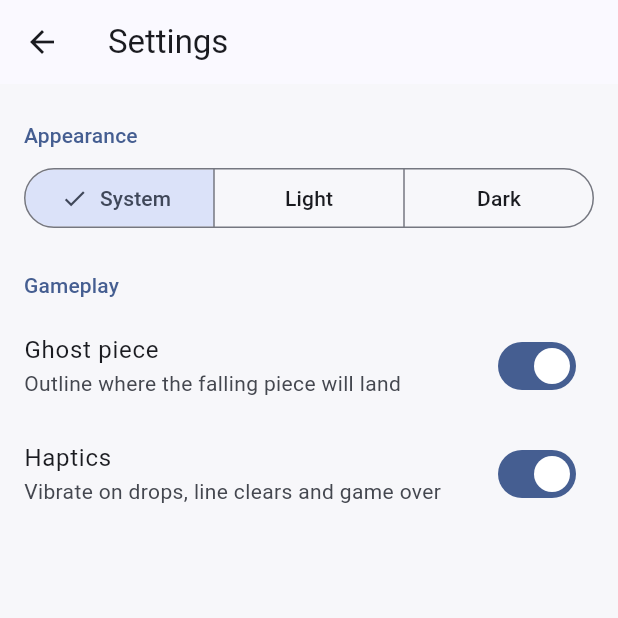
After one commit to shelton15/tetris, a Flutter app: the screen it shows after launch, after a tap on the "settings" icon, on a phone screen of 412 x 824 dp, the top half of it. The commit adds this screen. Run offline on Flutter 3.47's test engine with Material 3 defaults, Android fonts, the phone set to English and light mode, and no system bars; our stand-ins replace cupertino_ui, material_ui, shared_preferences.

Commit message:
added a settings page

```diff
--- a/lib/game/view/game_screen.dart
+++ b/lib/game/view/game_screen.dart
@@ -4,6 +4,8 @@ import 'package:cupertino_ui/cupertino_ui.dart';
 import 'package:flutter/services.dart';
 import 'package:material_ui/material_ui.dart';
 
+import '../../settings/settings_screen.dart';
+import '../../settings/settings_view_model.dart';
 import '../model/game.dart';
 import '../view_model/game_view_model.dart';
 import 'board_painter.dart';
@@ -12,7 +14,9 @@ import 'touch_controls.dart';
 /// The play screen: score bar, board, touch and keyboard input, the pause
 /// sheet, and the game-over state. All game logic lives in [GameViewModel].
 class GameScreen extends StatefulWidget {
-  const GameScreen({super.key, this.viewModel});
+  const GameScreen({super.key, required this.settings, this.viewModel});
+
+  final SettingsViewModel settings;
 
   /// Injected in tests; otherwise the screen creates and owns its own.
   final GameViewModel? viewModel;
@@ -22,7 +26,8 @@ class GameScreen extends StatefulWidget {
 }
 
 class _GameScreenState extends State<GameScreen> with SingleTickerProviderStateMixin {
-  late final GameViewModel _vm = widget.viewModel ?? GameViewModel();
+  late final GameViewModel _vm =
+      widget.viewModel ?? GameViewModel(hapticsEnabled: () => widget.settings.haptics);
   late final AnimationController _flash =
       AnimationController(vsync: this, duration: const Duration(milliseconds: 280), value: 1);
   late final AppLifecycleListener _lifecycle;
@@ -91,6 +96,24 @@ class _GameScreenState extends State<GameScreen> with SingleTickerProviderStateM
     if (!mounted) return;
     restart == true ? _vm.restart() : _vm.resume();
     _focus.requestFocus();
+  }
+
+  /// Pauses quietly while settings is open, then offers the pause sheet on
+  /// return so play resumes only when the player is ready.
+  Future<void> _openSettings() async {
+    final wasPlaying = _vm.state.status == GameStatus.playing;
+    _sheetOpen = true;
+    _vm.pause();
+    await Navigator.of(context).push(
+      MaterialPageRoute<void>(builder: (_) => SettingsScreen(settings: widget.settings)),
+    );
+    _sheetOpen = false;
+    if (!mounted) return;
+    if (wasPlaying && _vm.state.status == GameStatus.paused) {
+      _showPauseSheet();
+    } else {
+      _focus.requestFocus();
+    }
   }
 
   Future<bool?> _showCupertinoPauseSheet() {
@@ -163,14 +186,19 @@ class _GameScreenState extends State<GameScreen> with SingleTickerProviderStateM
           autofocus: true,
           onKeyEvent: _onKey,
           child: ListenableBuilder(
-            listenable: _vm,
+            listenable: Listenable.merge([_vm, widget.settings]),
             builder: (context, _) {
               final state = _vm.state;
               return Column(
                 children: [
                   Padding(
                     padding: const EdgeInsets.fromLTRB(20, 8, 8, 12),
-                    child: _ScoreBar(state: state, isApple: _isApple, onPause: _vm.pause),
+                    child: _ScoreBar(
+                      state: state,
+                      isApple: _isApple,
+                      onPause: _vm.pause,
+                      onSettings: _openSettings,
+                    ),
                   ),
                   Expanded(
                     child: LayoutBuilder(builder: (context, box) {
@@ -196,6 +224,7 @@ class _GameScreenState extends State<GameScreen> with SingleTickerProviderStateM
                                       colors: colors,
                                       flash: _flash,
                                       flashRows: _flashRows,
+                                      showGhost: widget.settings.showGhost,
                                     ),
                                   ),
                                 ),
@@ -239,11 +268,17 @@ const _tabular = [FontFeature.tabularFigures()];
 String _progressLine(GameState s) => 'Level ${s.level} · ${s.lines} ${s.lines == 1 ? 'line' : 'lines'}';
 
 class _ScoreBar extends StatelessWidget {
-  const _ScoreBar({required this.state, required this.isApple, required this.onPause});
+  const _ScoreBar({
+    required this.state,
+    required this.isApple,
+    required this.onPause,
+    required this.onSettings,
+  });
 
   final GameState state;
   final bool isApple;
   final VoidCallback onPause;
+  final VoidCallback onSettings;
 
   @override
   Widget build(BuildContext context) {
@@ -280,7 +315,13 @@ class _ScoreBar extends StatelessWidget {
           label: 'Next piece',
           child: SizedBox(width: 56, height: 28, child: CustomPaint(painter: NextPiecePainter(state.next))),
         ),
-        const SizedBox(width: 8),
+        const SizedBox(width: 4),
+        IconButton(
+          tooltip: 'Settings',
+          iconSize: 26,
+          onPressed: onSettings,
+          icon: Icon(isApple ? CupertinoIcons.gear_alt_fill : Icons.settings_rounded),
+        ),
         IconButton(
           tooltip: 'Pause',
           iconSize: 28,
--- a/lib/game/view_model/game_view_model.dart
+++ b/lib/game/view_model/game_view_model.dart
@@ -10,9 +10,10 @@ import '../model/game.dart';
 /// drives gravity and the lock delay on timers, keeps the best score, and
 /// notifies the view of every new state.
 class GameViewModel extends ChangeNotifier {
-  GameViewModel({Game? game, HighScoreStore? highScores})
+  GameViewModel({Game? game, HighScoreStore? highScores, bool Function()? hapticsEnabled})
       : _game = game ?? Game(),
-        _highScores = highScores ?? HighScoreStore() {
+        _highScores = highScores ?? HighScoreStore(),
+        _hapticsEnabled = hapticsEnabled ?? (() => true) {
     _state = _game.start();
     _scheduleGravity();
     _highScoreLoaded = _loadHighScore();
@@ -27,6 +28,7 @@ class GameViewModel extends ChangeNotifier {
 
   final Game _game;
   final HighScoreStore _highScores;
+  final bool Function() _hapticsEnabled;
   late GameState _state;
   Timer? _gravity;
   Timer? _lockTimer;
@@ -56,7 +58,7 @@ class GameViewModel extends ChangeNotifier {
   void softDrop() => _apply(_game.softDrop, restartGravity: true);
 
   void hardDrop() {
-    if (_apply(_game.hardDrop, restartGravity: true)) HapticFeedback.lightImpact();
+    if (_apply(_game.hardDrop, restartGravity: true) && _hapticsEnabled()) HapticFeedback.lightImpact();
   }
 
   void pause() {
@@ -106,6 +108,7 @@ class GameViewModel extends ChangeNotifier {
   /// Feedback only where it carries meaning: a drop landing, rows clearing
   /// (stronger for four), and the game ending.
   void _playHaptic(GameState previous, GameState next) {
+    if (!_hapticsEnabled()) return;
     if (next.status == GameStatus.over && previous.status != GameStatus.over) {
       HapticFeedback.heavyImpact();
     } else if (next.clearedRows.length >= 4) {
--- a/lib/main.dart
+++ b/lib/main.dart
@@ -1,11 +1,17 @@
 import 'package:material_ui/material_ui.dart';
 
 import 'game/view/game_screen.dart';
+import 'settings/settings_view_model.dart';
 
-void main() => runApp(const CairnApp());
+Future<void> main() async {
+  WidgetsFlutterBinding.ensureInitialized();
+  runApp(CairnApp(settings: await SettingsViewModel.load()));
+}
 
 class CairnApp extends StatelessWidget {
-  const CairnApp({super.key});
+  const CairnApp({super.key, required this.settings});
+
+  final SettingsViewModel settings;
 
   static ThemeData _theme(Brightness brightness) {
     final dark = brightness == Brightness.dark;
@@ -17,12 +23,16 @@ class CairnApp extends StatelessWidget {
 
   @override
   Widget build(BuildContext context) {
-    return MaterialApp(
-      title: 'Cairn',
-      debugShowCheckedModeBanner: false,
-      theme: _theme(Brightness.light),
-      darkTheme: _theme(Brightness.dark),
-      home: const GameScreen(),
+    return ListenableBuilder(
+      listenable: settings,
+      builder: (context, _) => MaterialApp(
+        title: 'Cairn',
+        debugShowCheckedModeBanner: false,
+        theme: _theme(Brightness.light),
+        darkTheme: _theme(Brightness.dark),
+        themeMode: settings.themeMode,
+        home: GameScreen(settings: settings),
+      ),
     );
   }
 }
--- /dev/null
+++ b/lib/settings/settings_screen.dart
@@ -0,0 +1,130 @@
+import 'package:cupertino_ui/cupertino_ui.dart';
+import 'package:material_ui/material_ui.dart';
+
+import 'settings_view_model.dart';
+
+/// Preferences, laid out with each platform's own settings conventions:
+/// inset grouped lists on Apple platforms, Material lists elsewhere.
+class SettingsScreen extends StatelessWidget {
+  const SettingsScreen({super.key, required this.settings});
+
+  final SettingsViewModel settings;
+
+  static const _themeLabels = {
+    ThemeMode.system: 'Automatic',
+    ThemeMode.light: 'Light',
+    ThemeMode.dark: 'Dark',
+  };
+
+  static const _ghostHint = 'Outline where the falling piece will land';
+  static const _hapticsHint = 'Vibrate on drops, line clears and game over';
+
+  @override
+  Widget build(BuildContext context) {
+    final isApple = switch (Theme.of(context).platform) {
+      TargetPlatform.iOS || TargetPlatform.macOS => true,
+      _ => false,
+    };
+    return ListenableBuilder(
+      listenable: settings,
+      builder: (context, _) => isApple ? _buildCupertino(context) : _buildMaterial(context),
+    );
+  }
+
+  Widget _buildCupertino(BuildContext context) {
+    return CupertinoPageScaffold(
+      backgroundColor: CupertinoColors.systemGroupedBackground,
+      navigationBar: const CupertinoNavigationBar(middle: Text('Settings')),
+      // Hosted inside a MaterialApp, so supply the Cupertino text style
+      // that a CupertinoApp would normally provide.
+      child: DefaultTextStyle(
+        style: CupertinoTheme.of(context).textTheme.textStyle,
+        child: SafeArea(
+          child: ListView(
+            children: [
+              CupertinoListSection.insetGrouped(
+                header: const Text('Appearance'),
+                children: [
+                  Padding(
+                    padding: const EdgeInsets.all(12),
+                    child: SizedBox(
+                      width: double.infinity,
+                      child: CupertinoSlidingSegmentedControl<ThemeMode>(
+                        groupValue: settings.themeMode,
+                        onValueChanged: (mode) {
+                          if (mode != null) settings.themeMode = mode;
+                        },
+                        children: {for (final e in _themeLabels.entries) e.key: Text(e.value)},
+                      ),
+                    ),
+                  ),
+                ],
+              ),
+              CupertinoListSection.insetGrouped(
+                header: const Text('Gameplay'),
+                children: [
+                  CupertinoListTile(
+                    title: const Text('Ghost Piece'),
+                    subtitle: const Text(_ghostHint),
+                    trailing: CupertinoSwitch(
+                      value: settings.showGhost,
+                      onChanged: (v) => settings.showGhost = v,
+                    ),
+                  ),
+                  CupertinoListTile(
+                    title: const Text('Haptics'),
+                    subtitle: const Text(_hapticsHint),
+                    trailing: CupertinoSwitch(
+                      value: settings.haptics,
+                      onChanged: (v) => settings.haptics = v,
+                    ),
+                  ),
+                ],
+              ),
+            ],
+          ),
+        ),
+      ),
+    );
+  }
+
+  Widget _buildMaterial(BuildContext context) {
+    final theme = Theme.of(context);
+    Widget header(String text) => Padding(
+      padding: const EdgeInsets.fromLTRB(16, 24, 16, 8),
+      child: Text(text, style: theme.textTheme.titleSmall?.copyWith(color: theme.colorScheme.primary)),
+    );
+    return Scaffold(
+      appBar: AppBar(title: const Text('Settings')),
+      body: ListView(
+        children: [
+          header('Appearance'),
+          Padding(
+            padding: const EdgeInsets.symmetric(horizontal: 16),
+            child: SegmentedButton<ThemeMode>(
+              selected: {settings.themeMode},
+              onSelectionChanged: (s) => settings.themeMode = s.single,
+              segments: [
+                for (final e in _themeLabels.entries)
+                  ButtonSegment(value: e.key, label: Text(e.key == ThemeMode.system ? 'System' : e.value)),
+              ],
+            ),
+          ),
+          header('Gameplay'),
+          SwitchListTile(
+            title: const Text('Ghost piece'),
+            subtitle: const Text(_ghostHint),
+            value: settings.showGhost,
+            onChanged: (v) => settings.showGhost = v,
+          ),
+          SwitchListTile(
+            title: const Text('Haptics'),
+            subtitle: const Text(_hapticsHint),
+            value: settings.haptics,
+            onChanged: (v) => settings.haptics = v,
+          ),
+        ],
+      ),
+    );
+  }
+}
--- /dev/null
+++ b/lib/settings/settings_view_model.dart
@@ -0,0 +1,62 @@
+import 'package:material_ui/material_ui.dart';
+import 'package:shared_preferences/shared_preferences.dart';
+
+/// Player preferences, persisted on the device. Every change is saved
+/// immediately and broadcast to listeners (the app theme, the board, the
+/// game's haptics).
+class SettingsViewModel extends ChangeNotifier {
+  /// Defaults, not persisted. Used by [load] and by tests.
+  SettingsViewModel({
+    this._themeMode = ThemeMode.system,
+    this._showGhost = true,
+    this._haptics = true,
+    this._prefs,
+  });
+
+  /// Reads saved preferences; call before `runApp` so the first frame
+  /// already has the right theme.
+  static Future<SettingsViewModel> load() async {
+    final prefs = await SharedPreferences.getInstance();
+    final mode = prefs.getString(_themeKey);
+    return SettingsViewModel(
+      themeMode: ThemeMode.values.firstWhere((m) => m.name == mode, orElse: () => ThemeMode.system),
+      showGhost: prefs.getBool(_ghostKey) ?? true,
+      haptics: prefs.getBool(_hapticsKey) ?? true,
+      prefs: prefs,
+    );
+  }
+
+  static const _themeKey = 'theme_mode';
+  static const _ghostKey = 'show_ghost';
+  static const _hapticsKey = 'haptics';
+
+  final SharedPreferences? _prefs;
+  ThemeMode _themeMode;
+  bool _showGhost;
+  bool _haptics;
+
+  ThemeMode get themeMode => _themeMode;
+  bool get showGhost => _showGhost;
+  bool get haptics => _haptics;
+
+  set themeMode(ThemeMode value) {
+    if (value == _themeMode) return;
+    _themeMode = value;
+    _prefs?.setString(_themeKey, value.name);
+    notifyListeners();
+  }
+
+  set showGhost(bool value) {
+    if (value == _showGhost) return;
+    _showGhost = value;
+    _prefs?.setBool(_ghostKey, value);
+    notifyListeners();
+  }
+
+  set haptics(bool value) {
+    if (value == _haptics) return;
+    _haptics = value;
+    _prefs?.setBool(_hapticsKey, value);
+    notifyListeners();
+  }
+}
```
Also changed, not shown: lib/game/view/board_painter.dart (+8 -2 lines), 1 other file.
